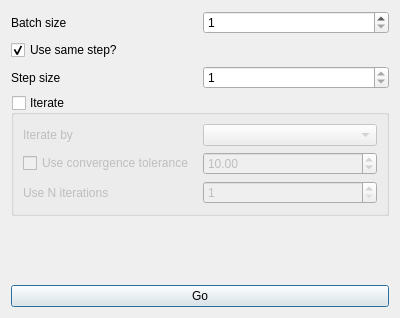
Qt form gudpy/gui/widgets/ui_files/batchProcessingDialog.ui (disorderedmaterials/GudPy) before a commit.
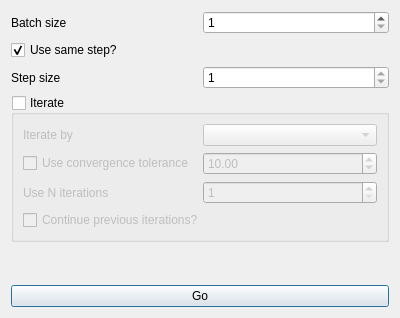
The same form after that commit. Custom widgets are drawn as their Qt base class.

Commit message: feat: added continue previous iterations check box.

```diff
--- a/gudpy/gui/widgets/ui_files/batchProcessingDialog.ui
+++ b/gudpy/gui/widgets/ui_files/batchProcessingDialog.ui
@@ -137,6 +137,13 @@
         </item>
        </layout>
       </item>
+      <item>
+       <widget class="QCheckBox" name="continuePreviousIterationsCheckBox">
+        <property name="text">
+         <string>Continue previous iterations?</string>
+        </property>
+       </widget>
+      </item>
      </layout>
     </widget>
    </item>
```
The commit also changes 1 other file.
